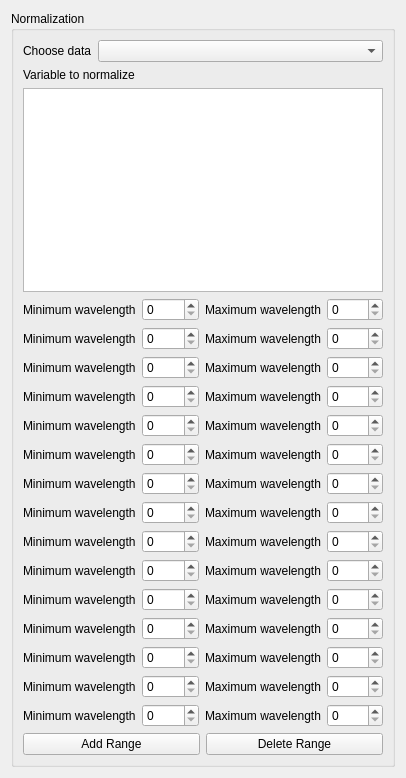
tthatcher95/PyHAT_Point_Spectra_GUI, file ui/Normalization.ui: the form before one commit.
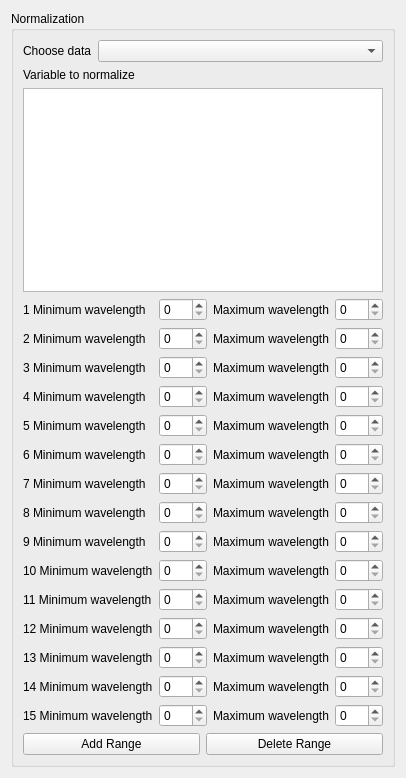
The form after the commit.

Commit message:
Re-worked normalization so that it restores ranges correctly
Still needs to be tested to make sure this doesn't introduce any weird
behavior...

Diff of the .ui file:
```diff
--- a/ui/Normalization.ui
+++ b/ui/Normalization.ui
@@ -59,7 +59,7 @@
         <item row="0" column="0">
          <widget class="QLabel" name="minimumWavelengthLabel">
           <property name="text">
-           <string>Minimum wavelength</string>
+           <string>1 Minimum wavelength</string>
           </property>
          </widget>
         </item>
@@ -79,7 +79,7 @@
         <item row="1" column="0">
          <widget class="QLabel" name="minimumWavelengthLabel_2">
           <property name="text">
-           <string>Minimum wavelength</string>
+           <string>2 Minimum wavelength</string>
           </property>
          </widget>
         </item>
@@ -99,7 +99,7 @@
         <item row="2" column="0">
          <widget class="QLabel" name="minimumWavelengthLabel_3">
           <property name="text">
-           <string>Minimum wavelength</string>
+           <string>3 Minimum wavelength</string>
           </property>
          </widget>
         </item>
@@ -119,7 +119,7 @@
         <item row="3" column="0">
          <widget class="QLabel" name="minimumWavelengthLabel_4">
           <property name="text">
-           <string>Minimum wavelength</string>
+           <string>4 Minimum wavelength</string>
           </property>
          </widget>
         </item>
@@ -139,7 +139,7 @@
         <item row="4" column="0">
          <widget class="QLabel" name="minimumWavelengthLabel_5">
           <property name="text">
-           <string>Minimum wavelength</string>
+           <string>5 Minimum wavelength</string>
           </property>
          </widget>
         </item>
@@ -159,7 +159,7 @@
         <item row="5" column="0">
          <widget class="QLabel" name="minimumWavelengthLabel_6">
           <property name="text">
-           <string>Minimum wavelength</string>
+           <string>6 Minimum wavelength</string>
           </property>
          </widget>
         </item>
@@ -179,7 +179,7 @@
         <item row="6" column="0">
          <widget class="QLabel" name="minimumWavelengthLabel_7">
           <property name="text">
-           <string>Minimum wavelength</string>
+           <string>7 Minimum wavelength</string>
           </property>
          </widget>
         </item>
@@ -199,7 +199,7 @@
         <item row="7" column="0">
          <widget class="QLabel" name="minimumWavelengthLabel_8">
           <property name="text">
-           <string>Minimum wavelength</string>
+           <string>8 Minimum wavelength</string>
           </property>
          </widget>
         </item>
@@ -219,7 +219,7 @@
         <item row="8" column="0">
          <widget class="QLabel" name="minimumWavelengthLabel_9">
           <property name="text">
-           <string>Minimum wavelength</string>
+           <string>9 Minimum wavelength</string>
           </property>
          </widget>
         </item>
@@ -239,7 +239,7 @@
         <item row="9" column="0">
          <widget class="QLabel" name="minimumWavelengthLabel_10">
           <property name="text">
-           <string>Minimum wavelength</string>
+           <string>10 Minimum wavelength</string>
           </property>
          </widget>
         </item>
@@ -259,7 +259,7 @@
         <item row="10" column="0">
          <widget class="QLabel" name="minimumWavelengthLabel_11">
           <property name="text">
-           <string>Minimum wavelength</string>
+           <string>11 Minimum wavelength</string>
           </property>
          </widget>
         </item>
@@ -279,7 +279,7 @@
         <item row="11" column="0">
          <widget class="QLabel" name="minimumWavelengthLabel_12">
           <property name="text">
-           <string>Minimum wavelength</string>
+           <string>12 Minimum wavelength</string>
           </property>
          </widget>
         </item>
@@ -299,7 +299,7 @@
         <item row="12" column="0">
          <widget class="QLabel" name="minimumWavelengthLabel_13">
           <property name="text">
-           <string>Minimum wavelength</string>
+           <string>13 Minimum wavelength</string>
           </property>
          </widget>
         </item>
@@ -319,7 +319,7 @@
         <item row="13" column="0">
          <widget class="QLabel" name="minimumWavelengthLabel_14">
           <property name="text">
-           <string>Minimum wavelength</string>
+           <string>14 Minimum wavelength</string>
           </property>
          </widget>
         </item>
@@ -339,7 +339,7 @@
         <item row="14" column="0">
          <widget class="QLabel" name="minimumWavelengthLabel_15">
           <property name="text">
-           <string>Minimum wavelength</string>
+           <string>15 Minimum wavelength</string>
           </property>
          </widget>
         </item>
```
The commit also changes 4 other files.
